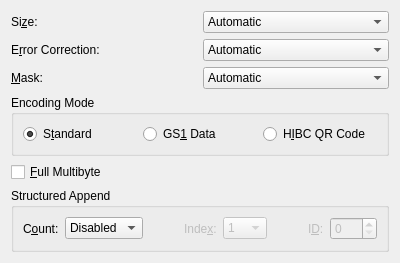
Old version of the form frontend_qt/grpQR.ui in the repository zint/zint.
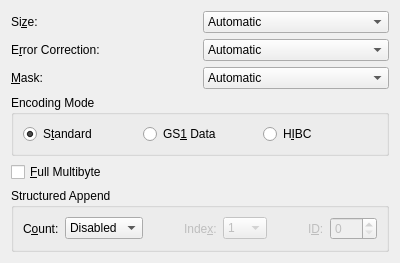
New version of the form.

Patch:
```diff
--- a/frontend_qt/grpQR.ui
+++ b/frontend_qt/grpQR.ui
@@ -403,7 +403,7 @@
       <item row="0" column="2">
        <widget class="QRadioButton" name="radQRHIBC">
         <property name="text">
-         <string>H&amp;IBC QR Code</string>
+         <string>H&amp;IBC</string>
         </property>
         <property name="toolTip">
          <string>Process data as a Health Industry Barcode (HIBC)
```
Left out of the diff: 6 changed lines with no effect on the pictures.
